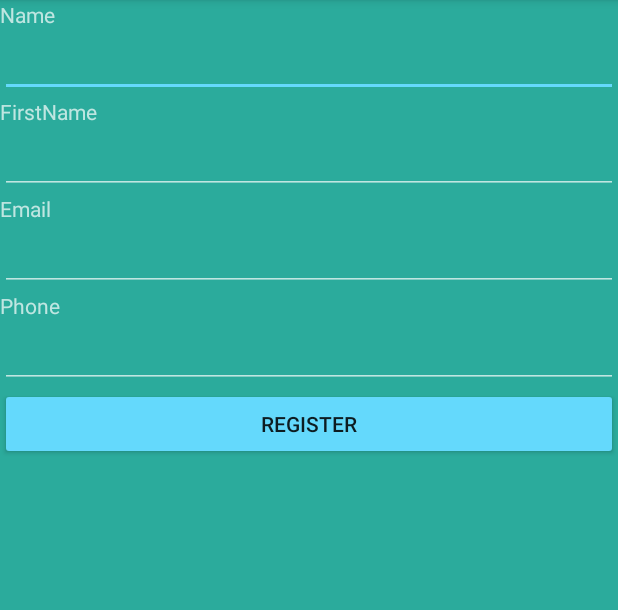
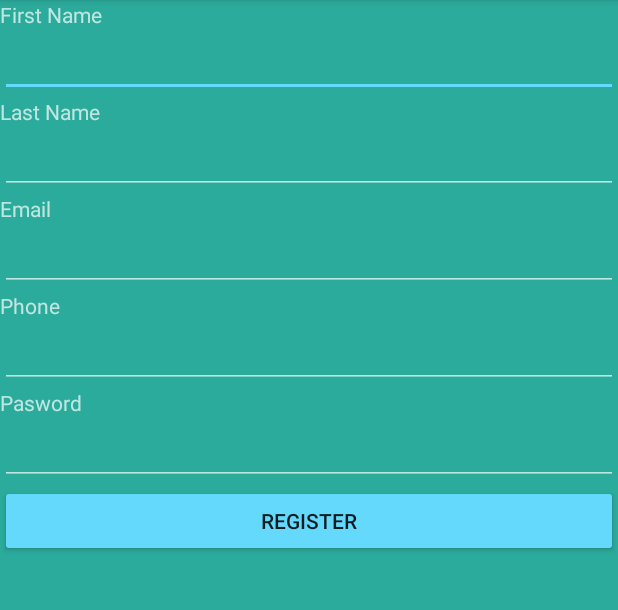
Before and after one commit to AtifMahmud/BulletinBoard, an Android app: the RegisterNewUser screen opened directly, with no data from a screen before it, on a phone screen of 412 x 824 dp, the part 84-694 px from its top. Run offline under Robolectric (Android 15) with nearby library versions, the phone set to English and light mode, and no system bars; network calls fail.

Commit message:
Registration works

```diff
--- a/BulletinBoard/app/src/main/java/com/example/bulletinboard/Users.java
+++ b/BulletinBoard/app/src/main/java/com/example/bulletinboard/Users.java
@@ -2,7 +2,9 @@ package com.example.bulletinboard;
 
 /**
  * Created by atifm on 11/12/2017.
+ * Used for register new user
  */
+
 
 public class Users {
 
--- a/BulletinBoard/app/src/main/res/layout/activity_register_new_user.xml
+++ b/BulletinBoard/app/src/main/res/layout/activity_register_new_user.xml
@@ -1,5 +1,6 @@
 <?xml version="1.0" encoding="utf-8"?>
 <LinearLayout xmlns:android="http://schemas.android.com/apk/res/android"
+    xmlns:tools="http://schemas.android.com/tools"
     android:layout_width="match_parent"
     android:layout_height="match_parent"
     android:background="@color/colorPrimaryDark"
@@ -12,10 +13,10 @@
         android:id="@+id/textView3"
         android:layout_width="match_parent"
         android:layout_height="wrap_content"
-        android:text="Name" />
+        android:text="First Name" />
 
     <EditText
-        android:id="@+id/name"
+        android:id="@+id/FirstName"
         android:layout_width="match_parent"
         android:layout_height="wrap_content"
         android:ems="10"
@@ -25,10 +26,10 @@
         android:id="@+id/textView4"
         android:layout_width="match_parent"
         android:layout_height="wrap_content"
-        android:text="FirstName" />
+        android:text="Last Name" />
 
     <EditText
-        android:id="@+id/FirstName"
+        android:id="@+id/LastName"
         android:layout_width="match_parent"
         android:layout_height="wrap_content"
         android:ems="10"
@@ -60,11 +61,26 @@
         android:ems="10"
         android:inputType="phone" />
 
+    <TextView
+        android:id="@+id/textView"
+        android:layout_width="match_parent"
+        android:layout_height="wrap_content"
+        android:text="Pasword" />
+
+    <EditText
+        android:id="@+id/Password"
+        android:layout_width="match_parent"
+        android:layout_height="wrap_content"
+        android:ems="10"
+        android:inputType="textPassword" />
+
     <Button
         android:id="@+id/button29"
+        style="@style/Widget.AppCompat.Button.Colored"
         android:layout_width="match_parent"
         android:layout_height="wrap_content"
-        style="@style/Widget.AppCompat.Button.Colored"
         android:onClick="registerUser"
-        android:text="Register" />
+        android:text="Register"
+        tools:layout_marginTop="30dp"
+        tools:paddingTop="0dp" />
 </LinearLayout>
```
Also changed, not shown: BulletinBoard/app/src/main/java/com/example/bulletinboard/RegisterNewUser.java (+35 -4 lines), BulletinBoard/app/src/main/java/com/example/bulletinboard/User.java (+16 -7 lines), BulletinBoard/app/src/main/java/com/example/bulletinboard/network/PostJSONObjectRequest.java (+15 -1 lines).
